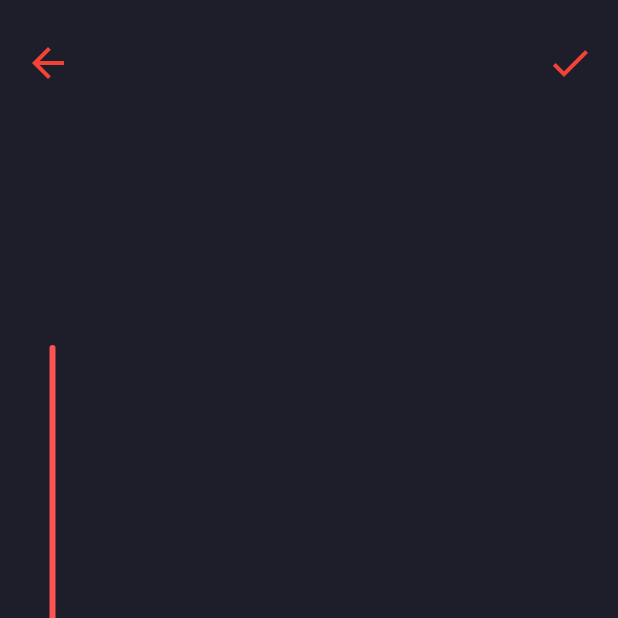
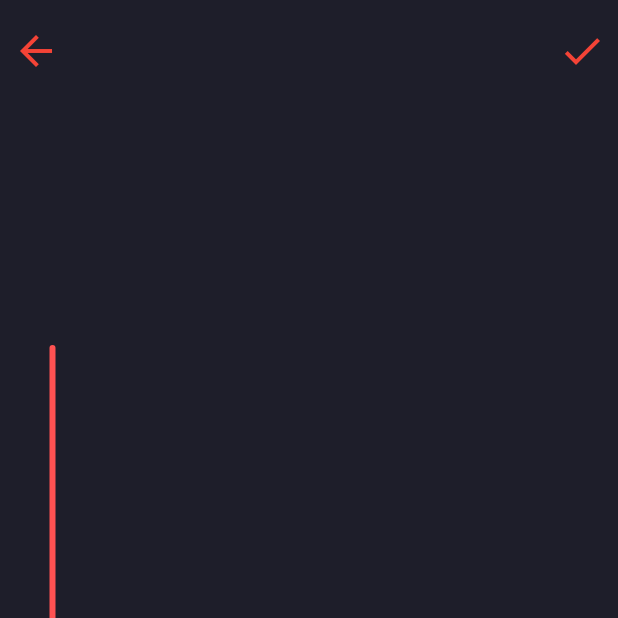
Before and after one commit to Mean-Machine-2k21/CaveSocial, a Flutter app: the CreateMuralScreen screen opened directly, on a phone screen of 412 x 824 dp, the top half of it. Run offline on Flutter 3.47's test engine with Material 2 defaults, Android fonts, the phone set to English and light mode, and no system bars; our stand-ins replace dio, firebase_core, firebase_storage, flutter_bloc, flutter_colorpicker, flutter_icons and 2 more; missing offline and left inert: flutter_gifimage, swipe_up; accounts and stored records are empty; key blocks and very long unbroken strings in the code were emptied for the run.

Commit message:
minor ui change

```diff
--- a/frontend/lib/screens/create_mural_screen.dart
+++ b/frontend/lib/screens/create_mural_screen.dart
@@ -12,7 +12,7 @@ class CreateMuralScreen extends StatefulWidget {
   Function? editProfile;
 
   CreateMuralScreen(
-    this.mode,  {
+    this.mode, {
     this.editProfile,
   });
 
@@ -56,7 +56,7 @@ class _CreateMuralScreenState extends State<CreateMuralScreen> {
       ];
     } else {
       actions = <Widget>[
-        new IconButton(
+        IconButton(
             icon: new Icon(
               Icons.arrow_back,
               color: Colors.red,
@@ -72,13 +72,14 @@ class _CreateMuralScreenState extends State<CreateMuralScreen> {
         //     tooltip: 'Clear',
         //     onPressed: _controller.clear),
 
-        new IconButton(
+        IconButton(
           icon: new Icon(
             Icons.check,
             color: Colors.red,
             size: 32,
           ),
-            onPressed: () => _show(_controller.finish(), context)),
+          onPressed: () => _show(_controller.finish(), context),
+        ),
       ];
     }
     return new Scaffold(
@@ -171,11 +172,8 @@ class _CreateMuralScreenState extends State<CreateMuralScreen> {
               child: Container(
                 height: 40,
                 width: MediaQuery.of(context).size.width,
-                child: Padding(
-                  padding: const EdgeInsets.all(8.0),
                 child: Row(
                   children: actions,
-                  ),
                 ),
               ),
             ),
--- a/frontend/lib/screens/login_screen.dart
+++ b/frontend/lib/screens/login_screen.dart
@@ -121,7 +121,7 @@ class _LoginScreenState extends State<LoginScreen> {
                         style: TextStyle(color: themeBloc.contrast),
                         decoration: InputDecoration(
                           contentPadding: EdgeInsets.symmetric(horizontal: 20),
-                          labelText: 'Email',
+                          labelText: 'Username',
                           labelStyle: TextStyle(
                             color: themeBloc.contrast,
                           ),
```
Also changed, not shown: frontend/lib/flipbook/create_flipbook_frame.dart (+2 -5 lines), frontend/lib/screens/create_bio_screen.dart (+2 -5 lines). Lines whose indentation alone changed are shown as unchanged.
